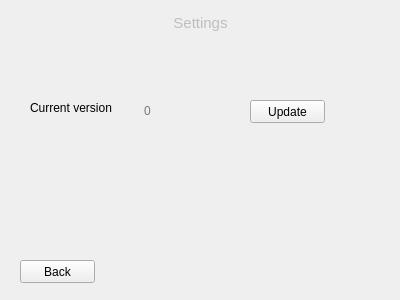
This is resources/qt/setting.ui in chois11/7071CEM-R as Qt 5 draws it before an edit. The edited form follows.
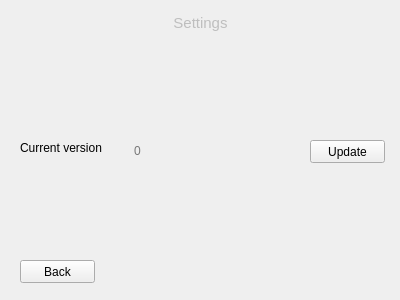
This is the edited form.

```diff
--- a/resources/qt/setting.ui
+++ b/resources/qt/setting.ui
@@ -45,8 +45,8 @@
   <widget class="QLabel" name="currentVersionText">
    <property name="geometry">
     <rect>
-     <x>30</x>
-     <y>100</y>
+     <x>20</x>
+     <y>140</y>
      <width>101</width>
      <height>16</height>
     </rect>
@@ -74,15 +74,21 @@
    </property>
    <property name="geometry">
     <rect>
-     <x>140</x>
-     <y>100</y>
-     <width>101</width>
+     <x>130</x>
+     <y>140</y>
+     <width>151</width>
      <height>31</height>
     </rect>
    </property>
    <property name="frameShape">
     <enum>QFrame::NoFrame</enum>
    </property>
+   <property name="verticalScrollBarPolicy">
+    <enum>Qt::ScrollBarAlwaysOff</enum>
+   </property>
+   <property name="horizontalScrollBarPolicy">
+    <enum>Qt::ScrollBarAlwaysOff</enum>
+   </property>
    <property name="markdown">
     <string/>
    </property>
@@ -100,8 +106,8 @@
   <widget class="QPushButton" name="backButton_2">
    <property name="geometry">
     <rect>
-     <x>250</x>
-     <y>100</y>
+     <x>310</x>
+     <y>140</y>
      <width>75</width>
      <height>23</height>
     </rect>
```
